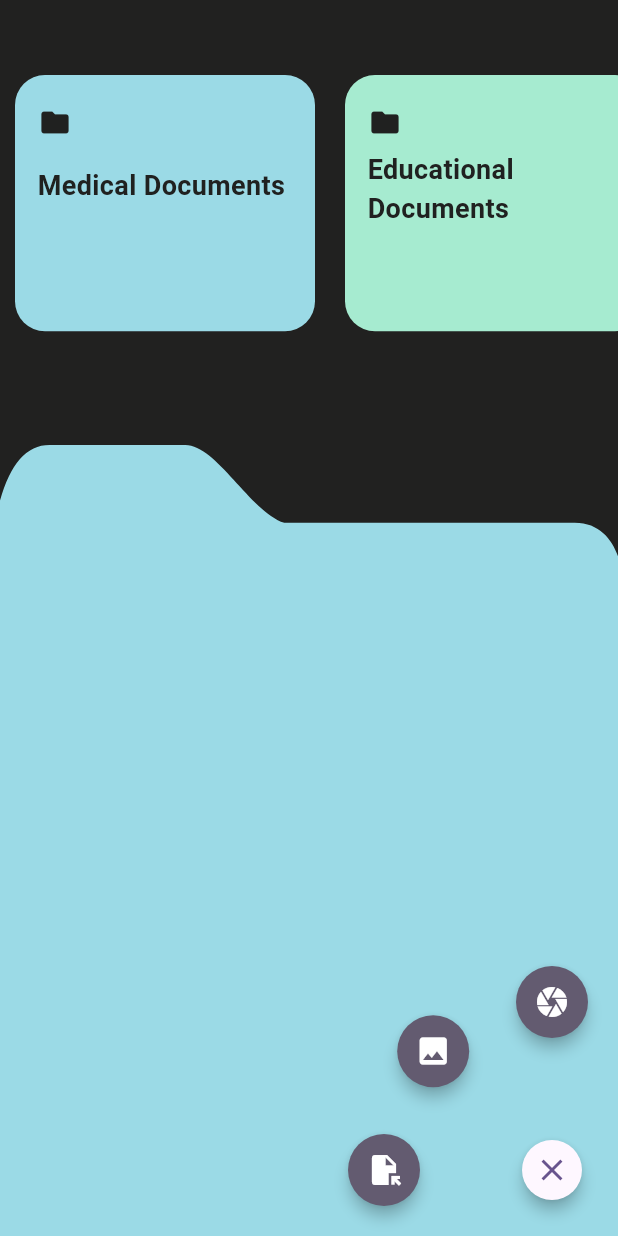
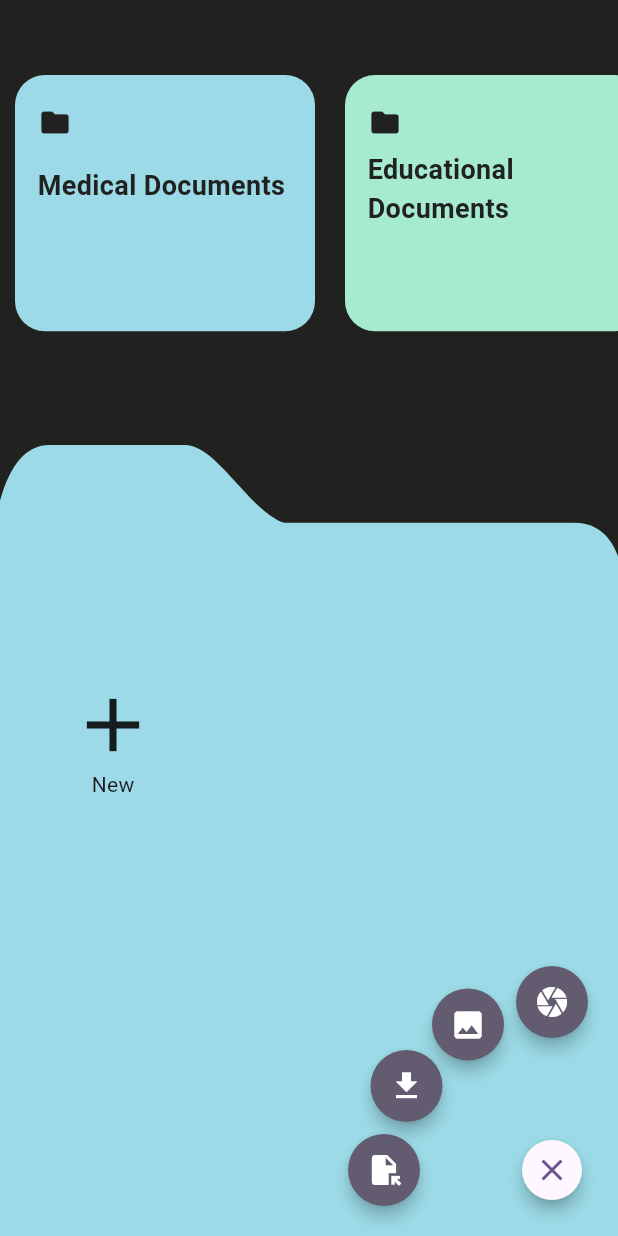
Before and after one commit to pranavkaruvally/cloud-printer, a Flutter app: the screen it shows after launch, after a tap on the "close" icon, on a phone screen of 412 x 824 dp. Run offline on Flutter 3.47's test engine with Material 3 defaults, Android fonts, the phone set to English and light mode, and no system bars; our stand-ins replace file_picker, pdf; missing offline and left inert: cunning_document_scanner, network_info_plus, window_size.

Commit message:
Added file layout

```diff
--- a/frontend/cloud_printer/lib/front_page.dart
+++ b/frontend/cloud_printer/lib/front_page.dart
@@ -10,6 +10,7 @@ import 'package:pdf/pdf.dart';
 import 'package:pdf/widgets.dart' as pw;
 import 'package:file_picker/file_picker.dart';
 import 'package:path_provider/path_provider.dart';
+import 'package:path/path.dart';
 
 import 'package:cloud_printer/multipart_send.dart';
 
@@ -23,14 +24,43 @@ class FrontPage extends StatefulWidget {
 
 class _FrontPageState extends State<FrontPage> {
   int _color = 0xff9bdae6;
+  String currentTitle = "Medical Documents";
   List<String> _pictures = [], addresses = [];
   String? ipAddress = "";
+
+  List<String> medicalDocuments = [];
+  List<String> educationalDocuments = [];
+  List<String> vehicleDocuments = [];
+  List<String> personalDocuments = [];
+  List<String> otherDocuments = [];
+
+  Map<String, List<String>> nameToDir = {
+      "Medical Documents": [],
+      "Educational Documents": [],
+      "Vehicle Documents": [],
+      "Personal Documents": [],
+      "Other Documents": [],
+  };
+
+  @override
+  void initState() {
+    super.initState();
+    nameToDir = {
+      "Medical Documents": medicalDocuments,
+      "Educational Documents": educationalDocuments,
+      "Vehicle Documents": vehicleDocuments,
+      "Personal Documents": personalDocuments,
+      "Other Documents": otherDocuments,
+    };
+    loadDocumentsDirectory();
+  }
 
 	Widget miniFolder({String title="Folder name", int color = 0xff9bdae6}) {
 			return GestureDetector(
 				onTap: () {
           setState(() {
             _color = color;
+            currentTitle = title;
           });
         },
 
@@ -102,6 +132,33 @@ class _FrontPageState extends State<FrontPage> {
         );
 	}
 
+  Widget fileTile({required String fileName, bool addNew=false}) {
+    String modifiedFileName = basename(fileName);
+
+    return Container(
+      padding: const EdgeInsets.symmetric(horizontal: 10),
+      width: 120,
+      child: Column(
+        mainAxisSize: MainAxisSize.min,
+        children: (addNew == false)
+          ? <Widget> [
+              const Icon(
+                size: 60,
+                Icons.picture_as_pdf
+              ),
+              Text(modifiedFileName, overflow: TextOverflow.ellipsis),
+          ]
+          : <Widget> [
+              const Icon(
+                size: 60,
+                Icons.add,
+              ),
+              const Text("New"),
+          ],
+      )
+    );
+  }
+
 	@override
 	Widget build(BuildContext context) {
 		return Scaffold(
@@ -111,6 +168,11 @@ class _FrontPageState extends State<FrontPage> {
               ActionButton(
                 onPressed: () => openPdfAndPrint(ipAddress),
                 icon: const Icon(Icons.file_open),
+              ),
+
+              ActionButton(
+                onPressed: loadDocumentsDirectory,
+                icon: const Icon(Icons.file_download),
               ),
 
               ActionButton(
@@ -131,15 +193,34 @@ class _FrontPageState extends State<FrontPage> {
           backgroundColor: Color(_color),
       		body: Stack(
       		  children: [
-      		    ClipPath(
-                clipper: FolderClipper(),
-                child: AnimatedContainer(
-                  duration: const Duration(milliseconds: 500),
-                  height: MediaQuery.of(context).size.height * 0.45,
-                  width: MediaQuery.of(context).size.width,
+      		    SizedBox(
+                height: MediaQuery.of(context).size.height * 0.45,
+                child: ClipPath(
+                  clipper: FolderClipper(),
                   child: miniFolderList(context)
                 ),
               ),
+              //if (otherDocuments.isNotEmpty)
+                Align(
+                  alignment: Alignment.bottomCenter,
+                  child: SizedBox(
+                    height: MediaQuery.of(context).size.height * 0.45,
+                    child: GridView.builder(
+                      padding: const EdgeInsets.symmetric(horizontal: 10),
+                      itemCount: (nameToDir[currentTitle]?.length)! + 1,
+                      gridDelegate: const SliverGridDelegateWithFixedCrossAxisCount(
+                        crossAxisCount: 3,
+                      ),
+                      itemBuilder: (BuildContext context, int index) {
+                        if (index < nameToDir[currentTitle]!.length) {
+                          return fileTile(fileName: nameToDir[currentTitle]![index]);
+                        } else {
+                          return fileTile(fileName: "Add", addNew: true);
+                        }
+                      },
+                    ),
+                  )
+                ),
       		  ],
       		),
     	);
@@ -170,6 +251,7 @@ class _FrontPageState extends State<FrontPage> {
         udpSocket.send(data, destinationAddress, 3000);
       });
   }
+
   void openPdfAndPrint(String? ipAddress) async {
     FilePickerResult? result = await FilePicker.platform.pickFiles(allowedExtensions: ['pdf']);
 
@@ -180,6 +262,54 @@ class _FrontPageState extends State<FrontPage> {
     if (result != null) {
       multipartSend(result.files.single.path!, ipAddress);
     }
+  }
+
+
+  void loadDocumentsDirectory() async {
+    final appDir = await getApplicationDocumentsDirectory();
+
+    final medicalDocumentsFolder = Directory("${appDir.path}/Cloud Printer/Medical Documents");
+    final educationalDocumentsFolder = Directory("${appDir.path}/Cloud Printer/Educational Documents");
+    final vehicleDocumentsFolder = Directory("${appDir.path}/Cloud Printer/Vehicle Documents");
+    final personalDocumentsFolder = Directory("${appDir.path}/Cloud Printer/Personal Documents");
+    final otherDocumentsFolder = Directory("${appDir.path}/Cloud Printer/Other Documents");
+
+
+    if (!(await medicalDocumentsFolder.exists())) {
+      await medicalDocumentsFolder.create(recursive: true);
+      await educationalDocumentsFolder.create(recursive: true);
+      await vehicleDocumentsFolder.create(recursive: true);
+      await personalDocumentsFolder.create(recursive: true);
+      await otherDocumentsFolder.create(recursive: true);
+    }
+
+    await for (var doc in medicalDocumentsFolder.list(recursive: true, followLinks: false)) {
+      medicalDocuments.add(doc.path);
+    }
+
+    await for (var doc in educationalDocumentsFolder.list(recursive: true, followLinks: false)) {
+      educationalDocuments.add(doc.path);
+    }
+
+    await for (var doc in vehicleDocumentsFolder.list(recursive: true, followLinks: false)) {
+      vehicleDocuments.add(doc.path);
+    }
+
+    await for (var doc in personalDocumentsFolder.list(recursive: true, followLinks: false)) {
+      personalDocuments.add(doc.path);
+    }
+
+    await for (var doc in otherDocumentsFolder.list(recursive: true, followLinks: false)) {
+      otherDocuments.add(doc.path);
+    }
+
+    print("MD: $medicalDocuments");
+    print("ED: $educationalDocuments");
+    print("VD: $vehicleDocuments");
+    print("PD: $personalDocuments");
+    print("OD: $otherDocuments");
+
+    setState(() {});
   }
 
   void takePictureAndMakePdf() async {
--- a/frontend/cloud_printer/pubspec.yaml
+++ b/frontend/cloud_printer/pubspec.yaml
@@ -46,6 +46,7 @@ dependencies:
   path_provider: ^2.1.2
   pdf: ^3.10.8
   network_info_plus: ^5.0.2
+  path: ^1.9.0
 
 dev_dependencies:
   flutter_test:
```
